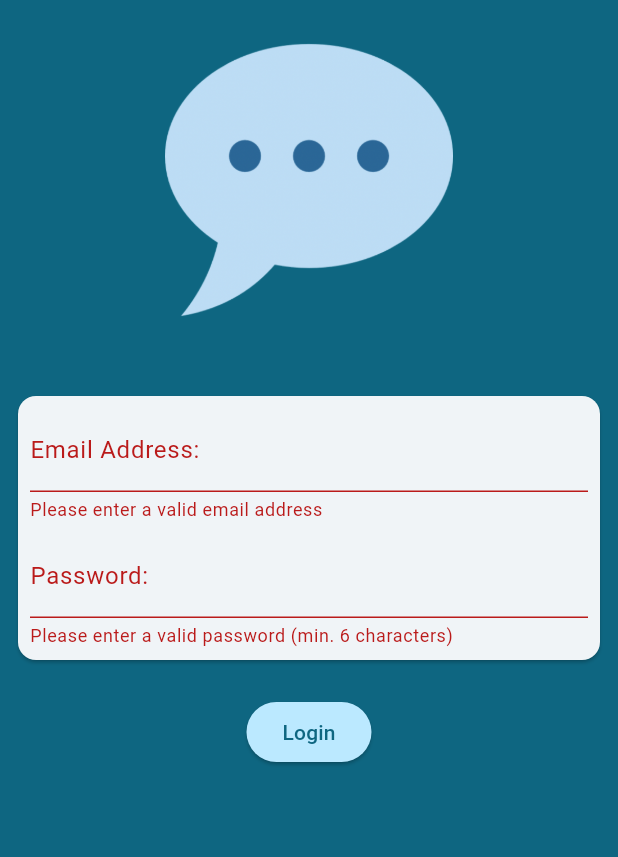
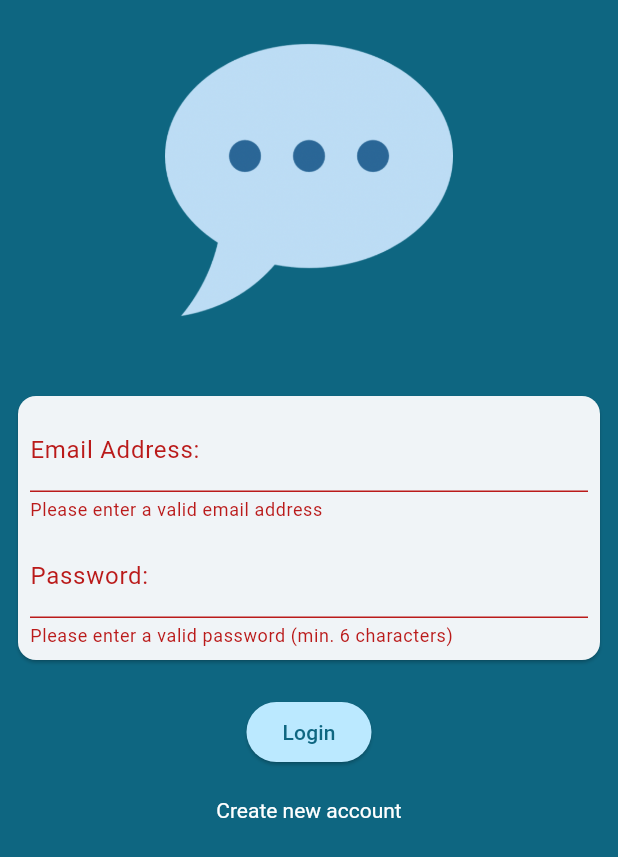
Before and after one commit to Thees2k1/just-chat, a Flutter app: the screen it shows after launch, after a tap on "Login", on a phone screen of 412 x 824 dp. Shown: the top 857 px of the screen. Run offline on Flutter 3.47's test engine with Material 3 defaults, Android fonts, the phone set to English and light mode, and no system bars; our stand-ins replace firebase_auth, firebase_core, go_router; accounts and stored records are empty.

Commit message:
Implement authentication flow with Firebase: update MainApp, AuthScreen, and HomeScreen; add firebase utility

```diff
--- a/lib/app.dart
+++ b/lib/app.dart
@@ -1,5 +1,9 @@
+import 'package:firebase_auth/firebase_auth.dart';
 import 'package:flutter/material.dart';
 import 'package:just_chat/constants/common.dart';
+import 'package:just_chat/screens/auth.dart';
+import 'package:just_chat/screens/home.dart';
+import 'package:just_chat/utils/firebase.dart';
 import 'package:just_chat/utils/router.dart';
 
 class MainApp extends StatelessWidget {
@@ -7,10 +11,23 @@ class MainApp extends StatelessWidget {
 
   @override
   Widget build(BuildContext context) {
-    return MaterialApp.router(
+    return MaterialApp(
       title: Global.appName,
       theme: Global.appTheme,
-      routerConfig: appRouter,
+      home: StreamBuilder(stream: firebaseAuth.authStateChanges(), builder: (context,snapshot){
+        if(snapshot.connectionState == ConnectionState.waiting){
+          if (Theme.of(context).platform == TargetPlatform.iOS) {
+            return const Center(child: CircularProgressIndicator.adaptive());
+          } else {
+            return const Center(child: CircularProgressIndicator());
+          }
+        }
+        if(snapshot.hasData){
+          return HomeScreen(user: snapshot.data!);
+        }
+
+        return const AuthScreen();
+      })
     );
   }
 }
--- a/lib/screens/auth.dart
+++ b/lib/screens/auth.dart
@@ -1,6 +1,7 @@
+import 'package:firebase_auth/firebase_auth.dart';
 import 'package:flutter/material.dart';
 import 'package:just_chat/constants/common.dart';
-
+import 'package:just_chat/utils/firebase.dart';
 class AuthScreen extends StatefulWidget {
   const AuthScreen({super.key});
 
@@ -9,17 +10,42 @@ class AuthScreen extends StatefulWidget {
 }
 
 class _AuthScreenState extends State<AuthScreen> {
-    bool isLogin = true;
-    String email = '';
-    String password = '';
-    final formKey = GlobalKey<FormState>();
+  bool isLogin = true;
+  String email = '';
+  String password = '';
+  final formKey = GlobalKey<FormState>();
 
-  void submit(){
-    if(formKey.currentState!.validate()){
-      formKey.currentState!.save();
-      print('Email: $email, Password: $password, isLogin: $isLogin');
-    };
+  void submit() {
+    if (!formKey.currentState!.validate()) {
+      return;
+    }
+    formKey.currentState!.save();
+
+    if(isLogin){
+      login(email,password);
+    }else{
+      registerUser(email,password);
+    }
   }
+
+  void registerUser ( String user, String password)async{
+    try{
+      final credentials = await firebaseAuth.createUserWithEmailAndPassword(email: user, password: password);
+    } on FirebaseAuthException catch (e){
+       ScaffoldMessenger.of(context).clearSnackBars();
+       ScaffoldMessenger.of(context).showSnackBar(SnackBar(content: Text(e.message ?? "Authentication failed with error")));
+    }
+  }
+
+  void login (String user, String password)async{
+    try{
+      final credentials = await firebaseAuth.signInWithEmailAndPassword(email: user, password: password);
+    } on FirebaseAuthException catch (e){
+       ScaffoldMessenger.of(context).clearSnackBars();
+       ScaffoldMessenger.of(context).showSnackBar(SnackBar(content: Text(e.message ?? "Authentication failed with error")));
+    }
+  }
+
   @override
   Widget build(BuildContext context) {
     return Scaffold(
@@ -48,16 +74,18 @@ class _AuthScreenState extends State<AuthScreen> {
                           TextFormField(
                             decoration: InputDecoration(
                               labelText: "Email Address: ",
-                              hintText: "Enter your email address"
+                              hintText: "Enter your email address",
                             ),
                             keyboardType: TextInputType.emailAddress,
-                            validator: (value){
-                              if( value == null || value.isEmpty || !value.contains('@')){
+                            validator: (value) {
+                              if (value == null ||
+                                  value.isEmpty ||
+                                  !value.contains('@')) {
                                 return 'Please enter a valid email address';
                               }
                               return null;
                             },
-                            onSaved: (value){
+                            onSaved: (value) {
                               email = value!;
                             },
                           ),
@@ -69,7 +97,9 @@ class _AuthScreenState extends State<AuthScreen> {
                             keyboardType: TextInputType.text,
                             obscureText: true,
                             validator: (value) {
-                              if (value == null || value.isEmpty || value.length < 6) {
+                              if (value == null ||
+                                  value.isEmpty ||
+                                  value.length < 6) {
                                 return 'Please enter a valid password (min. 6 characters)';
                               }
                               return null;
@@ -77,7 +107,6 @@ class _AuthScreenState extends State<AuthScreen> {
                             onSaved: (value) {
                               password = value!;
                             },
-
                           ),
                         ],
                       ),
@@ -95,17 +124,19 @@ class _AuthScreenState extends State<AuthScreen> {
                 ),
                 child: Text(isLogin == true ? "Login" : "Signup"),
               ),
+              SizedBox(height: 4,),
               TextButton(
                 onPressed: () => setState(() {
                   isLogin = !isLogin;
                 }),
-                style: TextButton.styleFrom(textStyle: TextStyle(
-                  color: Colors.white,
-                )),
+                style: TextButton.styleFrom(
+                  textStyle: TextStyle(color: Colors.white),
+                ),
                 child: Text(
                   isLogin == true
                       ? 'Create new account'
                       : 'Already have an account',
+                      style:  TextStyle(color: Colors.white),
                 ),
               ),
             ],
--- a/lib/screens/home.dart
+++ b/lib/screens/home.dart
@@ -1,10 +1,12 @@
+import 'package:firebase_auth/firebase_auth.dart';
 import 'package:flutter/material.dart';
 
 class HomeScreen extends StatelessWidget {
-  const HomeScreen({super.key});
+  const HomeScreen({super.key, required this.user});
 
+  final User user;
   @override
   Widget build(BuildContext context) {
-    return Scaffold(body: Center(child: Text('Home screen')));
+    return Scaffold(body: Center(child: Text('Welcome back ${user.email}')));
   }
 }
--- /dev/null
+++ b/lib/utils/firebase.dart
@@ -0,0 +1,3 @@
+import 'package:firebase_auth/firebase_auth.dart';
+
+final firebaseAuth = FirebaseAuth.instance;
--- a/lib/utils/router.dart
+++ b/lib/utils/router.dart
@@ -11,6 +11,6 @@ final GoRouter appRouter = GoRouter(
   initialLocation: RouteName.auth,
   routes: [
     GoRoute(path:RouteName.auth, builder: (context, state) => const AuthScreen()),
-    GoRoute(path: RouteName.home, builder: (context, state) => const HomeScreen()),
+    // GoRoute(path: RouteName.home, builder: (context, state) => const HomeScreen()),
   ],
 );
```
